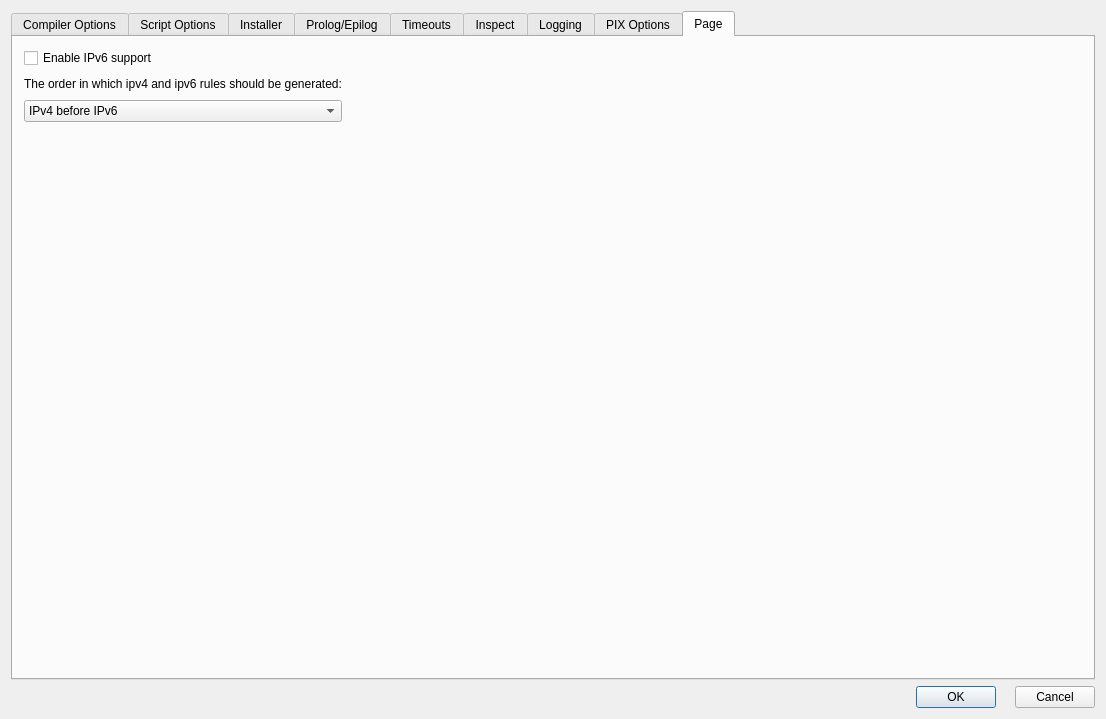
The window that src/gui/pixadvanceddialog_q.ui (fwbuilder/fwbuilder) describes before a commit, drawn with Qt 5.
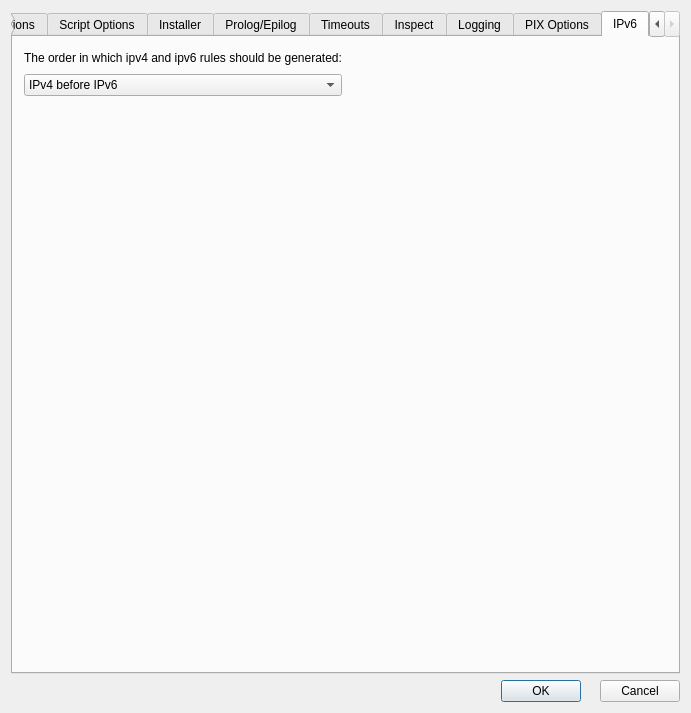
The same window after the commit. The open tabs and pages were chosen to show the change.

Commit message: support for ipv6 in fwb_iosacl; support for attribute ipv6 in RuleSet dialog

The edit to the form file:
```diff
--- a/src/gui/pixadvanceddialog_q.ui
+++ b/src/gui/pixadvanceddialog_q.ui
@@ -8,8 +8,8 @@
    <rect>
     <x>0</x>
     <y>0</y>
-    <width>1106</width>
-    <height>719</height>
+    <width>691</width>
+    <height>713</height>
    </rect>
   </property>
   <property name="windowTitle" >
@@ -4505,16 +4505,9 @@
      </widget>
      <widget class="QWidget" name="tab" >
       <attribute name="title" >
-       <string>Page</string>
+       <string>IPv6</string>
       </attribute>
       <layout class="QGridLayout" >
-       <item row="0" column="0" >
-        <widget class="QCheckBox" name="ipv6_2" >
-         <property name="text" >
-          <string>Enable IPv6 support</string>
-         </property>
-        </widget>
-       </item>
        <item row="1" column="0" >
         <widget class="QLabel" name="label_2" >
          <property name="text" >
```
Left out of the diff: 2 changed lines with no effect on the pictures. The commit also changes 23 other files.
